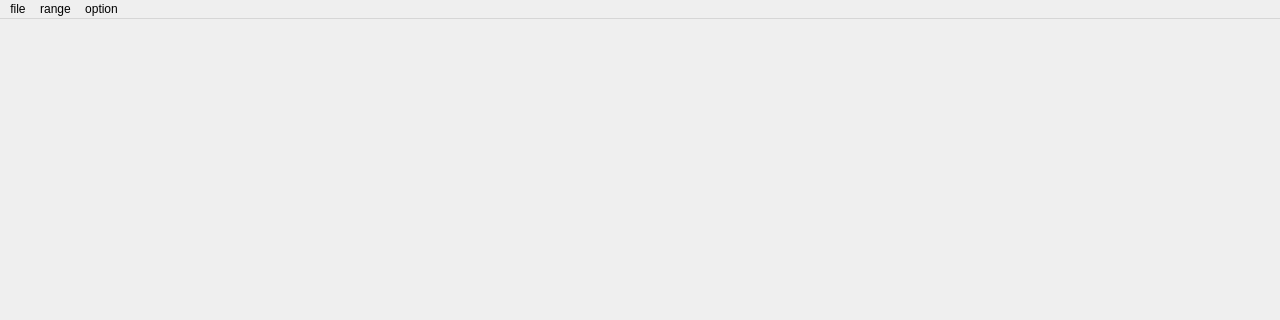
First picture: the form in ui_analysis.ui, repository Lizsinta/mrmc_analyzer, before the edit; both pictures show x 0 to 1280 and y 0 to 320 of the 1280 by 893 pixel window.
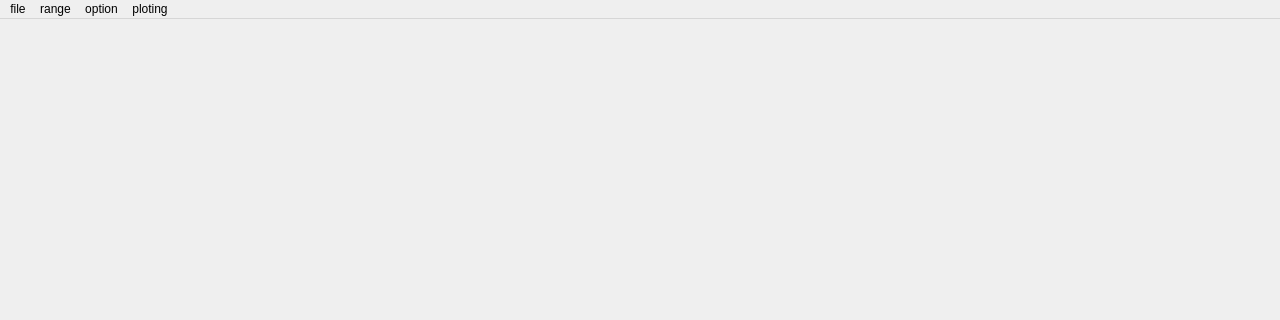
Second picture: the form after the edit.

Diff of the .ui file:
```diff
--- a/ui_analysis.ui
+++ b/ui_analysis.ui
@@ -940,7 +940,7 @@
      <x>0</x>
      <y>0</y>
      <width>1280</width>
-     <height>23</height>
+     <height>26</height>
     </rect>
    </property>
    <widget class="QMenu" name="fileMenu">
@@ -972,9 +972,18 @@
     <addaction name="neighborAction"/>
     <addaction name="regionAction"/>
    </widget>
+   <widget class="QMenu" name="menuploting">
+    <property name="title">
+     <string>ploting</string>
+    </property>
+    <addaction name="plot_rdfAction"/>
+    <addaction name="plot_chiAction"/>
+    <addaction name="plot_baAction"/>
+   </widget>
    <addaction name="fileMenu"/>
    <addaction name="rangeMenu"/>
    <addaction name="optionMenu"/>
+   <addaction name="menuploting"/>
   </widget>
   <widget class="QStatusBar" name="statusbar"/>
   <action name="readAction">
```
Left out of the diff: 15 changed lines with no effect on the pictures.
